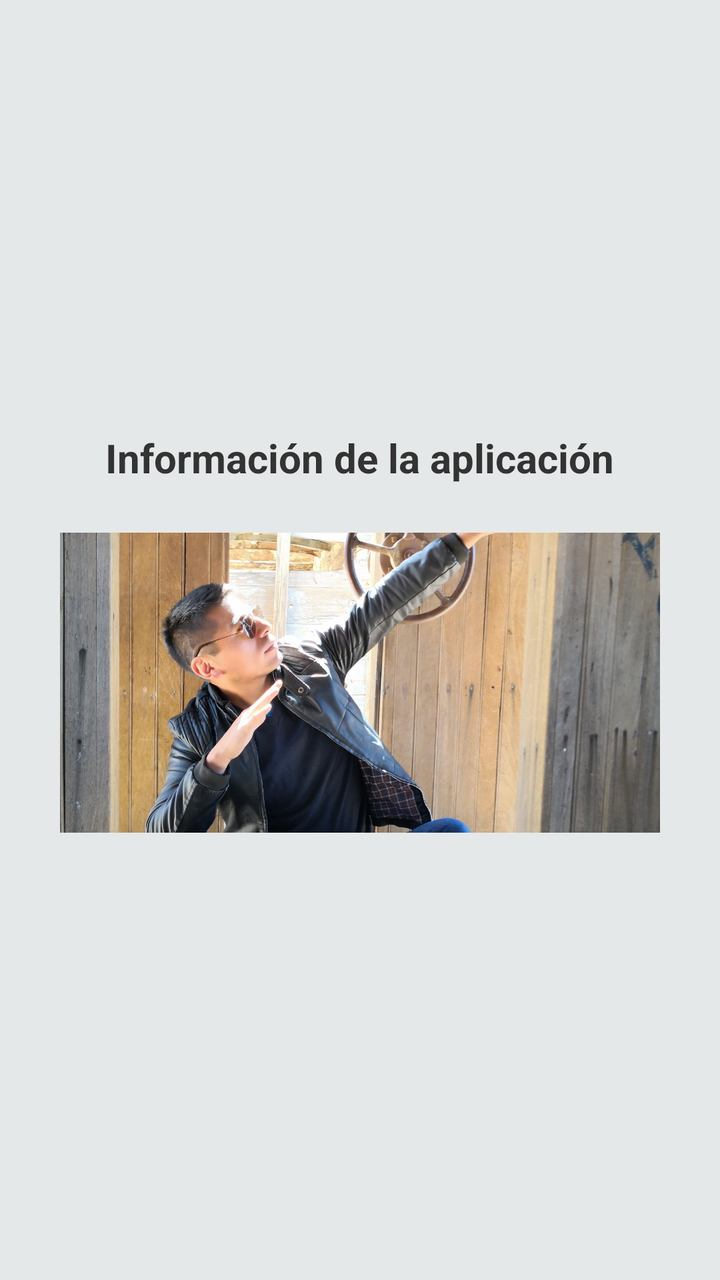
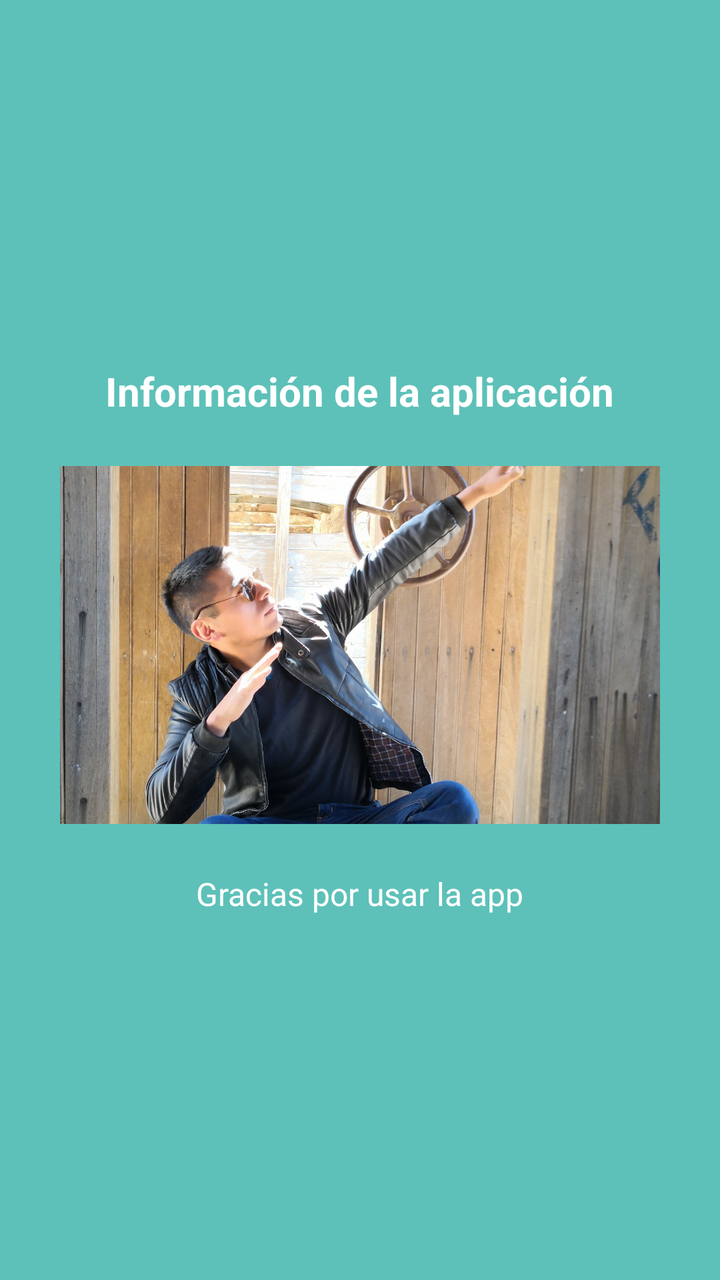

Screens rendered from an Android XML layout before and after an edit, with the pre-edit source and the edit as a unified diff.
<!-- AndroidManifest.xml: application theme Theme.ContabilidadBasicaBolivia -->
<!-- res/layout/nav_header.xml -->
<?xml version="1.0" encoding="utf-8"?>
<LinearLayout
    xmlns:android="http://schemas.android.com/apk/res/android"
    android:orientation="vertical"
    android:layout_width="match_parent"
    android:layout_height="wrap_content"
    android:gravity="center"
    android:padding="16dp"
    android:background="#E5E8E8">

    <TextView
        android:layout_width="wrap_content"
        android:layout_height="wrap_content"
        android:text="Información de la aplicación"
        android:textSize="20sp"
        android:textColor="#333333"
        android:textStyle="bold"
        android:layout_marginBottom="16dp" />

    <ImageView
        android:layout_width="300dp"
        android:layout_height="150dp"
        android:layout_gravity="center"
        android:src="@drawable/carlos"
        android:scaleType="centerCrop"
        android:background="@android:color/darker_gray"
        android:layout_marginTop="8dp"
        android:layout_marginBottom="8dp" />

</LinearLayout>
<!-- resources referenced by this layout -->
<resources>
  <!-- drawable carlos: jpg bitmap (drawable, 449495 bytes) -->
  <style name="Theme.ContabilidadBasicaBolivia" parent="Base.Theme.ContabilidadBasicaBolivia" />
  <style name="Base.Theme.ContabilidadBasicaBolivia" parent="Theme.MaterialComponents.DayNight.NoActionBar">
          
          
          <item name="colorPrimary">@color/white</item>
          <item name="colorPrimaryVariant">@color/black</item>
          <item name="android:textColorPrimary">@color/white</item>
          <item name="android:statusBarColor">@color/red</item>
  
      </style>
  <color name="white">#FFFFFFFF</color>
  <color name="black">#FF000000</color>
  <color name="red">#5DC1B9</color>
</resources>

<!-- the commit's change to res/layout/nav_header.xml (unified diff, before → after) -->
@@ -6,25 +6,44 @@
     android:layout_height="wrap_content"
     android:gravity="center"
     android:padding="16dp"
-    android:background="#E5E8E8">
+    android:background="#5DC1B9">
 
     <TextView
         android:layout_width="wrap_content"
         android:layout_height="wrap_content"
         android:text="Información de la aplicación"
         android:textSize="20sp"
-        android:textColor="#333333"
+        android:textColor="#FFFFFF"
         android:textStyle="bold"
         android:layout_marginBottom="16dp" />
 
     <ImageView
         android:layout_width="300dp"
-        android:layout_height="150dp"
+        android:layout_height="179dp"
         android:layout_gravity="center"
-        android:src="@drawable/carlos"
+        android:layout_marginTop="8dp"
+        android:layout_marginBottom="8dp"
+        android:background="@android:color/darker_gray"
         android:scaleType="centerCrop"
-        android:background="@android:color/darker_gray"
-        android:layout_marginTop="8dp"
-        android:layout_marginBottom="8dp" />
+        android:src="@drawable/carlos" />
+
+    <LinearLayout
+        android:orientation="vertical"
+        android:layout_width="match_parent"
+        android:layout_height="wrap_content"
+        android:gravity="center"
+        android:paddingTop="16dp">
+
+        
+        <TextView
+            android:layout_width="wrap_content"
+            android:layout_height="wrap_content"
+            android:text="Gracias por usar la app"
+            android:textSize="16sp"
+            android:textColor="#FFFFFF" />
+
+        
+
+    </LinearLayout>
 
 </LinearLayout>
